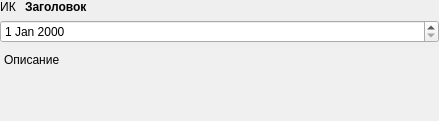
First picture: the form in designer/forms/formdate.ui, repository Artemako/auto-exec-doc, before the edit.
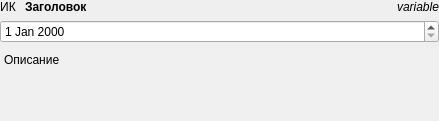
Second picture: the form after the edit.

What changed in the file:
```diff
--- a/designer/forms/formdate.ui
+++ b/designer/forms/formdate.ui
@@ -27,7 +27,7 @@
     <number>0</number>
    </property>
    <item>
-    <layout class="QHBoxLayout" name="hl" stretch="0,1">
+    <layout class="QHBoxLayout" name="hl" stretch="0,1,0">
      <property name="spacing">
       <number>9</number>
      </property>
@@ -69,6 +69,13 @@
        </property>
       </widget>
      </item>
+     <item>
+      <widget class="QLabel" name="label_variable">
+       <property name="text">
+        <string>&lt;html&gt;&lt;head/&gt;&lt;body&gt;&lt;p&gt;&lt;span style=&quot; font-style:italic;&quot;&gt;variable&lt;/span&gt;&lt;/p&gt;&lt;/body&gt;&lt;/html&gt;</string>
+       </property>
+      </widget>
+     </item>
     </layout>
    </item>
    <item>
```
